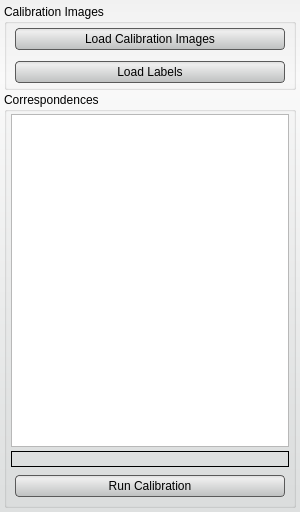
The window that src/Interface/BackscatterReconstruction/CalibrationToolInterface.ui (rblake/seg3d2) describes before a commit, drawn with Qt 5.
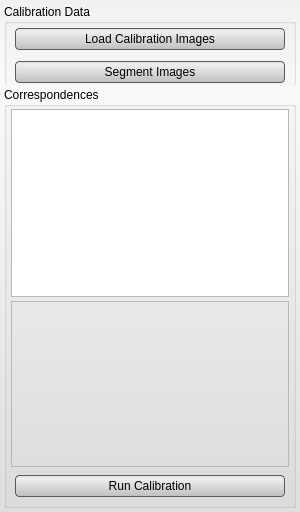
The same window after the commit. Icons and pictures are not drawn.

```diff
--- a/src/Interface/BackscatterReconstruction/CalibrationToolInterface.ui
+++ b/src/Interface/BackscatterReconstruction/CalibrationToolInterface.ui
@@ -77,7 +77,7 @@
          </size>
         </property>
         <property name="title">
-         <string>Calibration Images</string>
+         <string>Calibration Data</string>
         </property>
         <property name="alignment">
          <set>Qt::AlignLeading|Qt::AlignLeft|Qt::AlignTop</set>
@@ -120,7 +120,7 @@
             </size>
            </property>
            <property name="text">
-            <string>Load Labels</string>
+            <string>Segment Images</string>
            </property>
           </widget>
          </item>
@@ -156,8 +156,14 @@
       </item>
       <item>
        <widget class="QLabel" name="imageLabel">
+        <property name="minimumSize">
+         <size>
+          <width>264</width>
+          <height>166</height>
+         </size>
+        </property>
         <property name="frameShape">
-         <enum>QFrame::Box</enum>
+         <enum>QFrame::StyledPanel</enum>
         </property>
         <property name="text">
          <string/>
```
Left out of the diff: 12 changed lines with no effect on the pictures.
